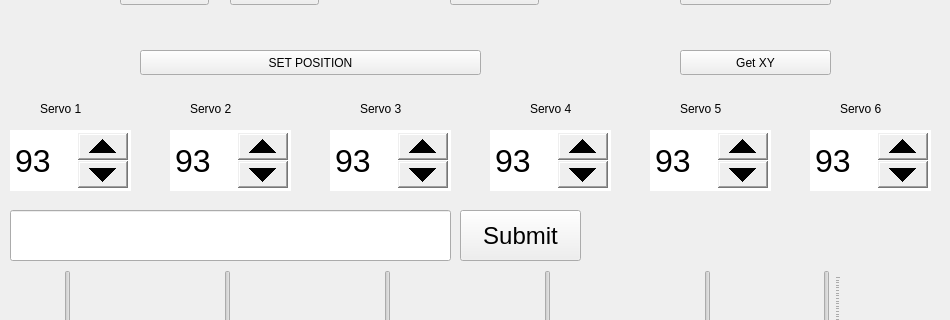
Above: neuron/mainwindow.ui from evkuz/qt_linux before the change; both pictures show x 0 to 950 and y 130 to 450 of the 950 by 765 pixel window. Below: the same form after it.
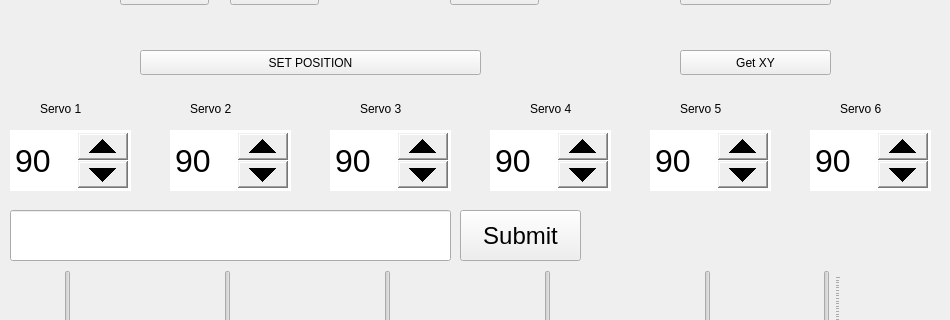
That is the form after the change.

```diff
--- a/neuron/mainwindow.ui
+++ b/neuron/mainwindow.ui
@@ -453,7 +453,7 @@
     <number>180</number>
    </property>
    <property name="value">
-    <number>93</number>
+    <number>90</number>
    </property>
   </widget>
   <widget class="QSpinBox" name="servo_2_spinBox">
@@ -483,7 +483,7 @@
     <number>180</number>
    </property>
    <property name="value">
-    <number>93</number>
+    <number>90</number>
    </property>
   </widget>
   <widget class="QSpinBox" name="servo_3_spinBox">
@@ -513,7 +513,7 @@
     <number>180</number>
    </property>
    <property name="value">
-    <number>93</number>
+    <number>90</number>
    </property>
   </widget>
   <widget class="QSpinBox" name="servo_4_spinBox">
@@ -543,7 +543,7 @@
     <number>180</number>
    </property>
    <property name="value">
-    <number>93</number>
+    <number>90</number>
    </property>
   </widget>
   <widget class="QSpinBox" name="servo_5_spinBox">
@@ -573,7 +573,7 @@
     <number>180</number>
    </property>
    <property name="value">
-    <number>93</number>
+    <number>90</number>
    </property>
   </widget>
   <widget class="QSpinBox" name="servo_6_spinBox">
@@ -603,7 +603,7 @@
     <number>180</number>
    </property>
    <property name="value">
-    <number>93</number>
+    <number>90</number>
    </property>
   </widget>
   <widget class="QLineEdit" name="All_Servos_lineEdit">
```
